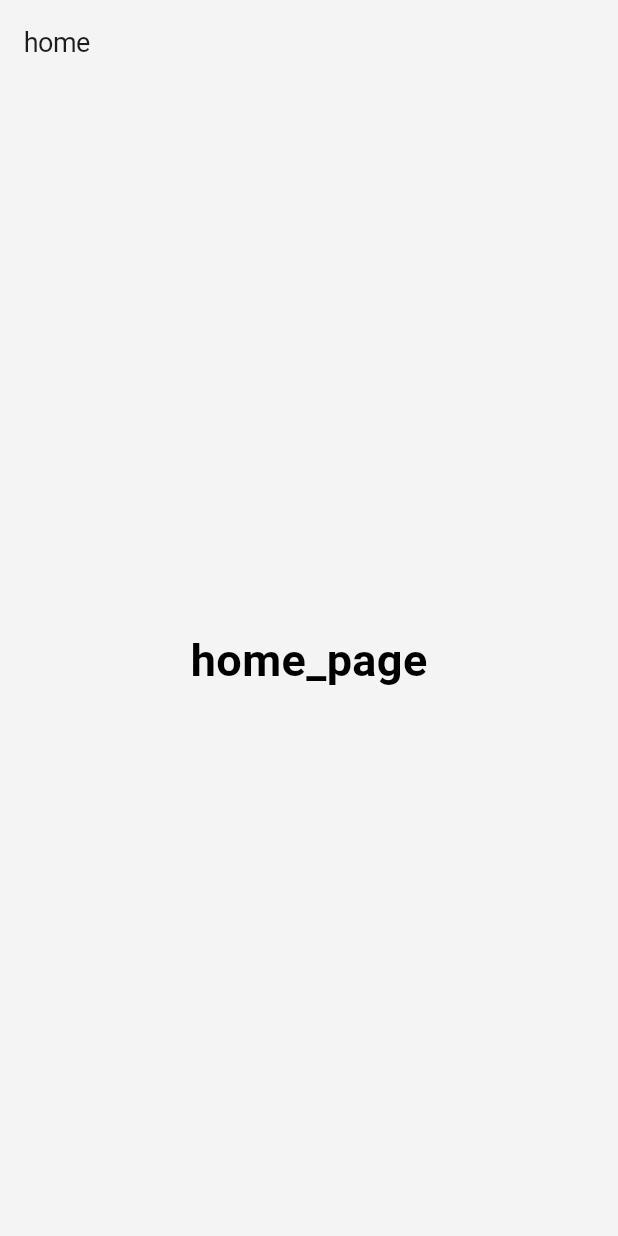
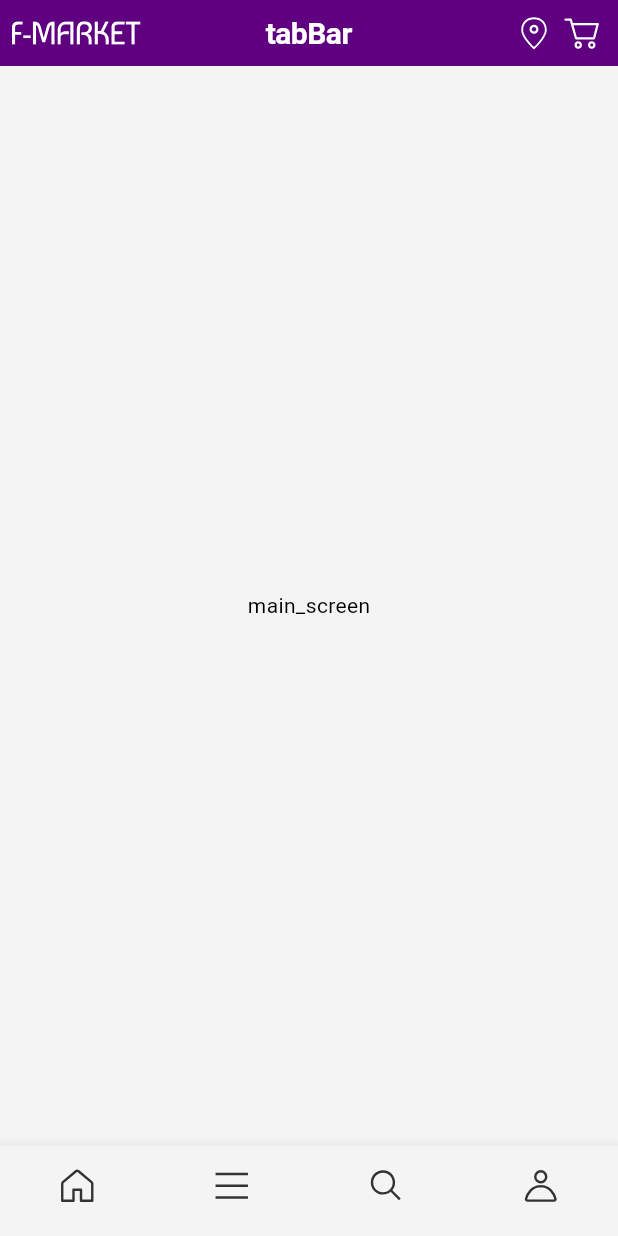
Before and after one commit to GennYoon/commerce, a Flutter app: the screen it shows after launch, on a phone screen of 412 x 824 dp. Run offline on Flutter 3.47's test engine with Material 3 defaults, Android fonts, the phone set to English and light mode, and no system bars; our stand-ins replace flutter_svg, go_router; Roboto replaces fonts that are missing (Pretendard).

Commit message:
메인 화면 구조 잡기 - Scaffold

```diff
--- /dev/null
+++ b/lib/presentation/main/main_screen.dart
@@ -0,0 +1,83 @@
+import 'package:flutter/material.dart';
+import 'package:flutter_svg/svg.dart';
+
+import '../../core/theme/constant/app_icons.dart';
+
+class MainScreen extends StatelessWidget {
+  const MainScreen({super.key});
+
+  @override
+  Widget build(BuildContext context) {
+    return Scaffold(
+      appBar: PreferredSize(
+        preferredSize: Size.fromHeight(44),
+        child: Container(
+          padding: const EdgeInsets.symmetric(vertical: 6, horizontal: 8),
+          color: Theme.of(context).colorScheme.primary,
+          child: AppBar(
+            leading: SvgPicture.asset(AppIcons.mainLogo),
+            title: Text(
+              "tabBar",
+              style: TextStyle(
+                color: Colors.white,
+                fontSize: 20,
+                fontWeight: FontWeight.bold,
+              ),
+            ),
+            actions: [
+              Padding(
+                padding: const EdgeInsets.all(4.0),
+                child: SvgPicture.asset(
+                  AppIcons.location,
+                  colorFilter: ColorFilter.mode(
+                    Theme.of(context).colorScheme.background,
+                    BlendMode.srcIn,
+                  ),
+                ),
+              ),
+              Padding(
+                padding: const EdgeInsets.all(4.0),
+                child: SvgPicture.asset(
+                  AppIcons.cart,
+                  colorFilter: ColorFilter.mode(
+                    Theme.of(context).colorScheme.background,
+                    BlendMode.srcIn,
+                  ),
+                ),
+              ),
+            ],
+            backgroundColor: Colors.transparent,
+            centerTitle: true,
+            leadingWidth: 86,
+          ),
+        ),
+      ),
+      body: Center(
+        child: Text("main_screen"),
+      ),
+      bottomNavigationBar: BottomNavigationBar(
+        items: [
+          BottomNavigationBarItem(
+            icon: SvgPicture.asset(AppIcons.navHome),
+            label: "home",
+          ),
+          BottomNavigationBarItem(
+            icon: SvgPicture.asset(AppIcons.navCategory),
+            label: "category",
+          ),
+          BottomNavigationBarItem(
+            icon: SvgPicture.asset(AppIcons.navSearch),
+            label: "search",
+          ),
+          BottomNavigationBarItem(
+            icon: SvgPicture.asset(AppIcons.navUser),
+            label: "user",
+          ),
+        ],
+        type: BottomNavigationBarType.fixed,
+        showSelectedLabels: false,
+        showUnselectedLabels: false,
+      ),
+    );
+  }
+}
--- a/lib/presentation/pages/splash/splash_page.dart
+++ b/lib/presentation/pages/splash/splash_page.dart
@@ -19,7 +19,7 @@ class _SplashPageState extends State<SplashPage> {
   @override
   void initState() {
     super.initState();
-    Timer(Duration(seconds: 2), () => context.go(RoutePath.home));
+    Timer(Duration(seconds: 2), () => context.go(RoutePath.main));
   }
 
   @override
--- a/lib/presentation/routes/route_path.dart
+++ b/lib/presentation/routes/route_path.dart
@@ -1,4 +1,7 @@
 class RoutePath {
-  static const String home = "/home";
+  // main_screen
+  static const String main = "/";
+
+  // splash_page
   static const String splash = "/splash";
 }
--- a/lib/presentation/routes/routes.dart
+++ b/lib/presentation/routes/routes.dart
@@ -1,6 +1,6 @@
 import 'package:go_router/go_router.dart';
 
-import '../pages/home/home_page.dart';
+import '../main/main_screen.dart';
 import '../pages/splash/splash_page.dart';
 import 'route_path.dart';
 
@@ -12,9 +12,9 @@ final GoRouter router = GoRouter(
       builder: (context, state) => const SplashPage(),
     ),
     GoRoute(
-      path: RoutePath.home,
-      name: "home",
-      builder: (context, state) => const HomePage(),
+      path: RoutePath.main,
+      name: "main",
+      builder: (context, state) => const MainScreen(),
     ),
   ],
   initialLocation: "/splash",
```
